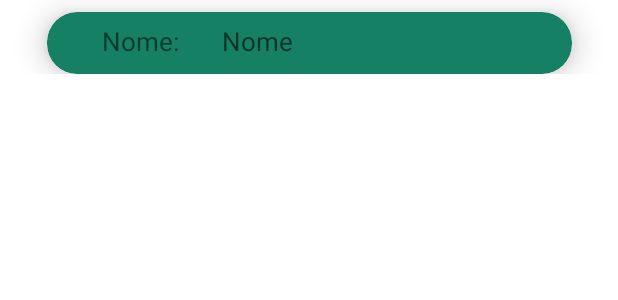
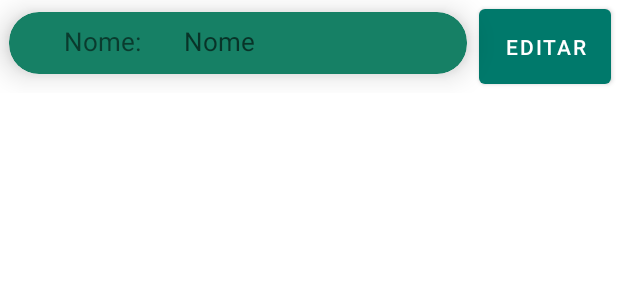
Before and after one commit to Gustavhr/APPTCC, an Android app: the layout coletorcelula.xml on its own in the app's theme, with its tools: preview values and no code run, on a phone screen of 412 x 824 dp. Shown: the top 300 px of the screen. Run offline under Robolectric (Android 15) with nearby library versions, the light colour scheme and no system bars.

Commit message:
Testes cardview , correção FK

```diff
--- a/app/src/main/java/com/example/app/Dados/MedicaoDatabase.java
+++ b/app/src/main/java/com/example/app/Dados/MedicaoDatabase.java
@@ -10,7 +10,7 @@ import com.example.app.Model.Medicao;
 import com.example.app.Model.Paciente;
 import com.example.app.Model.Resposta;
 
-@Database(entities = {Medicao.class},version = 1,exportSchema = false )
+@Database(entities = {Medicao.class,Paciente.class},version = 1,exportSchema = false )
 public abstract class MedicaoDatabase extends RoomDatabase {
     public abstract MedicaoDAO medicaoDAO();
     private static MedicaoDatabase INSTANCE;
--- a/app/src/main/java/com/example/app/Dados/PacienteDAO.java
+++ b/app/src/main/java/com/example/app/Dados/PacienteDAO.java
@@ -24,15 +24,17 @@ public interface PacienteDAO {
     @Delete
     void delete (Paciente paciente);
 
-    @Query("SELECT * FROM PACIENTE")
+    @Query("SELECT * FROM paciente")
     List<Paciente> getAll();
 
 //    @Query("SELECT COUNT(*) FROM USER WHERE login =  :usuario AND senha = :senha AND tipo = :tipo ")
 //    int count(String usuario,String senha ,String tipo);
 //
 //
-    @Query("SELECT id FROM PACIENTE WHERE nome like :name ")
+    @Query("SELECT id FROM paciente WHERE nome like :name ")
     int findID(String name);
 
+    @Query("SELECT * FROM paciente WHERE nome like '%' ||:nome|| '%'")
+    List<Paciente> findByNome(String nome);
 
 }
--- a/app/src/main/java/com/example/app/Dados/PacienteDatabase.java
+++ b/app/src/main/java/com/example/app/Dados/PacienteDatabase.java
@@ -25,7 +25,7 @@ public abstract class PacienteDatabase extends RoomDatabase{
                 {
                     INSTANCE = Room.databaseBuilder(
                             context.getApplicationContext(),
-                            PacienteDatabase.class,"PACIENTE.db")
+                            PacienteDatabase.class,"paciente.db")
                             .allowMainThreadQueries()
                             .build();
                 }
--- a/app/src/main/java/com/example/app/Dados/UsuarioDAO.java
+++ b/app/src/main/java/com/example/app/Dados/UsuarioDAO.java
@@ -30,11 +30,10 @@ public interface UsuarioDAO {
     int count(String usuario,String senha ,String tipo);
 
 
-    @Query("SELECT * FROM USER WHERE login like '%' || :login || '&'")
+    @Query("SELECT * FROM USER WHERE login like '%' || :login || '%'")
     List<Usuario> findByLogin(String login);
 
-    //@Query("SELECT * FROM USER WHERE nome like '%' ||:nome|| '&'")
-    @Query("SELECT * FROM USER WHERE nome like :nome")
+    @Query("SELECT * FROM USER WHERE nome like '%' ||:nome|| '%'")
     List<Usuario> findByNome(String nome);
 
     @Query("SELECT * FROM USER WHERE login = :login ")
--- a/app/src/main/java/com/example/app/Model/Paciente.java
+++ b/app/src/main/java/com/example/app/Model/Paciente.java
@@ -11,13 +11,14 @@ import java.io.Serializable;
 import java.util.Date;
 import java.util.List;
 
-@Entity(tableName="PACIENTE")
+@Entity(tableName="paciente")
 
 public class Paciente implements Serializable {
 
     @PrimaryKey(autoGenerate = true)
     Integer id;
 
+    @Ignore
     Integer idendereco;
 
 
--- a/app/src/main/res/layout/coletorcelula.xml
+++ b/app/src/main/res/layout/coletorcelula.xml
@@ -7,19 +7,27 @@
     >
 
     <androidx.cardview.widget.CardView
+        android:layout_width="418dp"
+        android:layout_height="62dp"
+        app:layout_constraintEnd_toEndOf="parent"
+        app:layout_constraintStart_toStartOf="parent"
+        app:layout_constraintTop_toTopOf="parent">
+
+        <LinearLayout
+            android:layout_width="match_parent"
+            android:layout_height="match_parent"
+            android:orientation="horizontal">
+
+            <androidx.cardview.widget.CardView
                 android:id="@+id/cardView"
-        android:layout_width="wrap_content"
+                android:layout_width="305dp"
                 android:layout_height="41dp"
                 android:layout_marginStart="8dp"
                 android:layout_marginTop="8dp"
                 android:layout_marginEnd="8dp"
                 app:cardBackgroundColor="#168065"
                 app:cardCornerRadius="20dp"
-        app:cardElevation="12dp"
-        app:layout_constraintEnd_toEndOf="parent"
-        app:layout_constraintStart_toStartOf="parent"
-        app:layout_constraintTop_toTopOf="parent"
-        >
+                app:cardElevation="12dp">
 
                 <LinearLayout
                     android:layout_width="match_parent"
@@ -59,4 +67,14 @@
 
 
             </androidx.cardview.widget.CardView>
+
+            <Button
+                android:id="@+id/btn_editarpaciente"
+                android:layout_width="wrap_content"
+                android:layout_height="match_parent"
+                android:text="Editar" />
+        </LinearLayout>
+
+    </androidx.cardview.widget.CardView>
+
 </androidx.constraintlayout.widget.ConstraintLayout>
```
Also changed, not shown: app/src/main/java/com/example/app/Model/Medicao.java (+6 -5 lines). Lines whose indentation alone changed are shown as unchanged.
